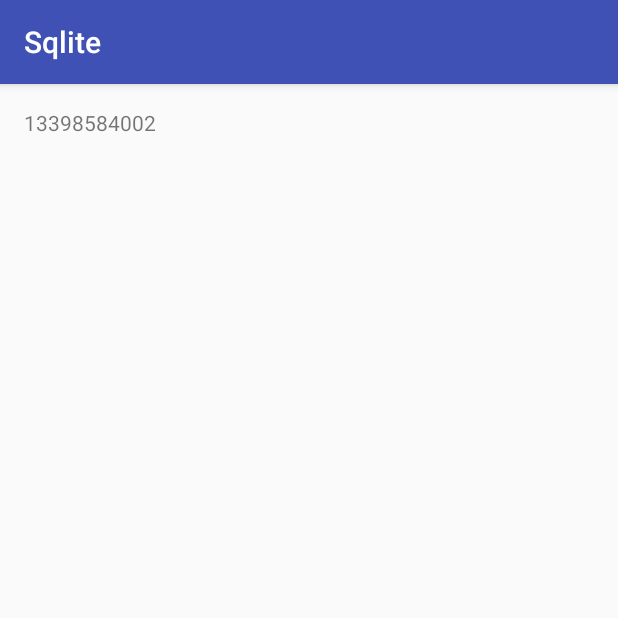
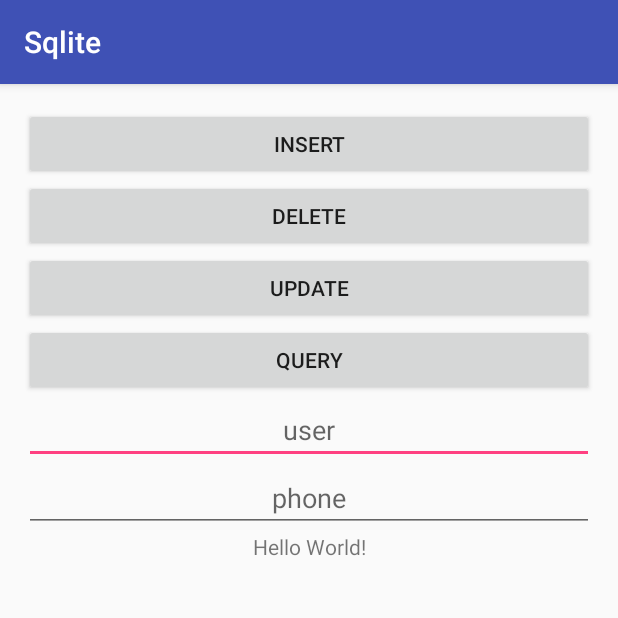
Before and after one commit to GitQian/Sqlite, an Android app: the screen it shows after launch (MainActivity), on a phone screen of 412 x 824 dp, the top half of it. Run offline under Robolectric (Android 15) with nearby library versions, the phone set to English and light mode, and no system bars.

Commit message:
DAL类编写

```diff
--- a/app/src/main/java/com/mesada/sqlite/MainActivity.java
+++ b/app/src/main/java/com/mesada/sqlite/MainActivity.java
@@ -2,27 +2,76 @@ package com.mesada.sqlite;
 
 import android.support.v7.app.AppCompatActivity;
 import android.os.Bundle;
+import android.view.View;
+import android.widget.Button;
+import android.widget.EditText;
 import android.widget.TextView;
 
 import com.mesada.sqlite.com.mesada.sqlite.db.UserInfoDAL;
 
-public class MainActivity extends AppCompatActivity {
+public class MainActivity extends AppCompatActivity implements View.OnClickListener{
 
     private TextView tv;
+    private Button insertBtn;
+    private Button deleteBtn;
+    private Button updateBtn;
+    private Button queryBtn;
+
+    private EditText userEdit;
+    private EditText phoneEdit;
+
+    UserInfoDAL userInfoDAL = null;
     @Override
     protected void onCreate(Bundle savedInstanceState) {
         super.onCreate(savedInstanceState);
         setContentView(R.layout.activity_main);
         tv = (TextView) findViewById(R.id.tv_main);
 
-        UserInfoDAL userInfoDAL = new UserInfoDAL(this);
+        insertBtn = (Button) findViewById(R.id.btn_insert);
+        deleteBtn = (Button) findViewById(R.id.btn_delete);
+        updateBtn = (Button) findViewById(R.id.btn_update);
+        queryBtn = (Button) findViewById(R.id.btn_query);
+        userEdit = (EditText) findViewById(R.id.edit_user);
+        phoneEdit = (EditText) findViewById(R.id.edit_phone);
 
-        userInfoDAL.addUser("qiansheng", "13398584002");
-
-        String phone = userInfoDAL.getUser("qiansheng");
-
-        tv.setText(phone);
+        insertBtn.setOnClickListener(this);
+        deleteBtn.setOnClickListener(this);
+        updateBtn.setOnClickListener(this);
+        queryBtn.setOnClickListener(this);
 
 
     }
+
+    @Override
+    public void onClick(View v) {
+        String name;
+        String phone;
+        switch (v.getId()) {
+            case R.id.btn_insert:
+                name = userEdit.getText().toString();
+                phone = phoneEdit.getText().toString();
+
+                userInfoDAL = new UserInfoDAL(this);
+                userInfoDAL.addUser(name, phone);
+                break;
+
+            case R.id.btn_delete:
+
+                break;
+
+            case R.id.btn_update:
+
+                break;
+
+            case R.id.btn_query:
+                name = userEdit.getText().toString();
+                userInfoDAL = new UserInfoDAL(this);
+                String result = userInfoDAL.getUserPhone(name);
+                tv.setText(result);
+                break;
+
+            default:
+                break;
+        }
+    }
 }
--- a/app/src/main/java/com/mesada/sqlite/com/mesada/sqlite/db/CustomerInfo.java
+++ b/app/src/main/java/com/mesada/sqlite/com/mesada/sqlite/db/CustomerInfoDAL.java
@@ -3,5 +3,5 @@ package com.mesada.sqlite.com.mesada.sqlite.db;
 /**
  * Created by user on 2016/9/7.
  */
-public class CustomerInfo {
+public class CustomerInfoDAL {
 }
--- a/app/src/main/java/com/mesada/sqlite/com/mesada/sqlite/db/UserInfoDAL.java
+++ b/app/src/main/java/com/mesada/sqlite/com/mesada/sqlite/db/UserInfoDAL.java
@@ -25,11 +25,13 @@ public class UserInfoDAL {
         return 0;
     }
 
-    public String getUser(String name) {
-        Cursor cursor = db.query("UserTable", null, null, null, null, null, null);
+    public String getUserPhone(String name) {
+        Cursor cursor = db.query("UserTable", new String []{"phone"}, "user = ?", new String[]{name}, null, null, null);
         String phone = null;
         if (cursor.moveToFirst()) {
-            phone = cursor.getString(cursor.getColumnIndex("phone"));
+            do {
+                phone = cursor.getString(cursor.getColumnIndex("phone"));
+            } while (cursor.moveToNext());
         }
 
         cursor.close();
--- a/app/src/main/res/layout/activity_main.xml
+++ b/app/src/main/res/layout/activity_main.xml
@@ -9,9 +9,54 @@
     android:paddingTop="@dimen/activity_vertical_margin"
     tools:context="com.mesada.sqlite.MainActivity">
 
+    <Button
+        android:id="@+id/btn_insert"
+        android:layout_width="match_parent"
+        android:layout_height="wrap_content"
+        android:text="insert" />
+
+    <Button
+        android:id="@+id/btn_delete"
+        android:layout_width="match_parent"
+        android:layout_height="wrap_content"
+        android:layout_below="@id/btn_insert"
+        android:text="delete" />
+
+    <Button
+        android:id="@+id/btn_update"
+        android:layout_width="match_parent"
+        android:layout_height="wrap_content"
+        android:layout_below="@id/btn_delete"
+        android:text="update" />
+
+    <Button
+        android:id="@+id/btn_query"
+        android:layout_width="match_parent"
+        android:layout_height="wrap_content"
+        android:layout_below="@id/btn_update"
+        android:text="query" />
+
+    <EditText
+        android:id="@+id/edit_user"
+        android:layout_width="match_parent"
+        android:layout_height="wrap_content"
+        android:layout_below="@id/btn_query"
+        android:gravity="center"
+        android:hint="user" />
+
+    <EditText
+        android:id="@+id/edit_phone"
+        android:layout_width="match_parent"
+        android:layout_height="wrap_content"
+        android:layout_below="@id/edit_user"
+        android:gravity="center"
+        android:hint="phone" />
+
     <TextView
         android:id="@+id/tv_main"
-        android:layout_width="wrap_content"
+        android:layout_width="match_parent"
         android:layout_height="wrap_content"
+        android:layout_below="@id/edit_phone"
+        android:gravity="center"
         android:text="Hello World!" />
 </RelativeLayout>
```
